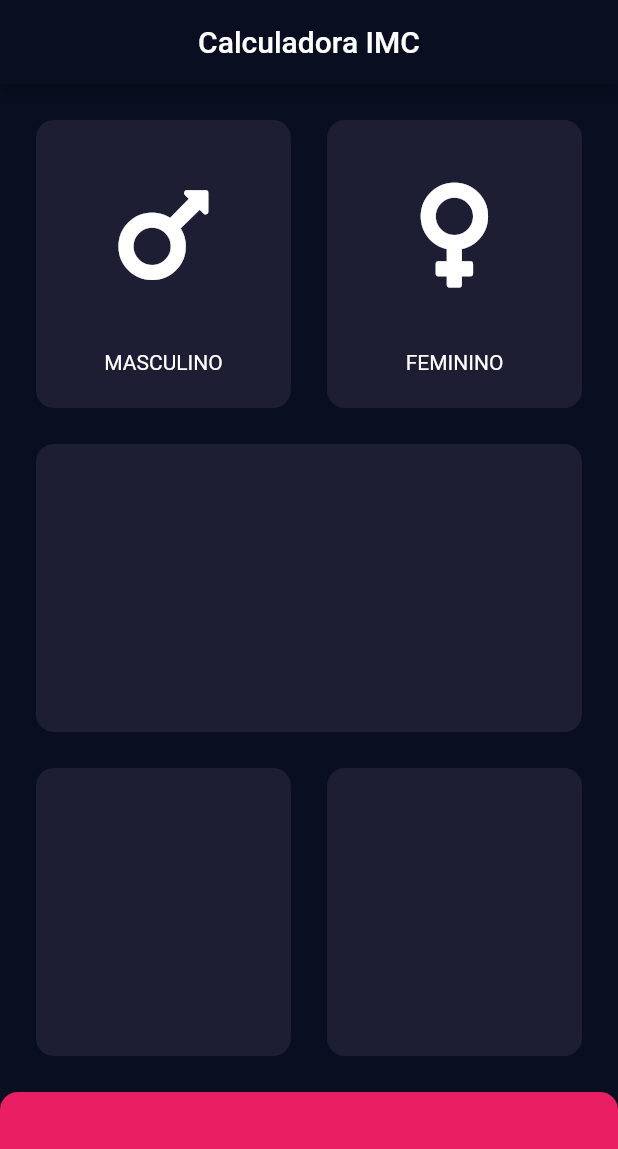
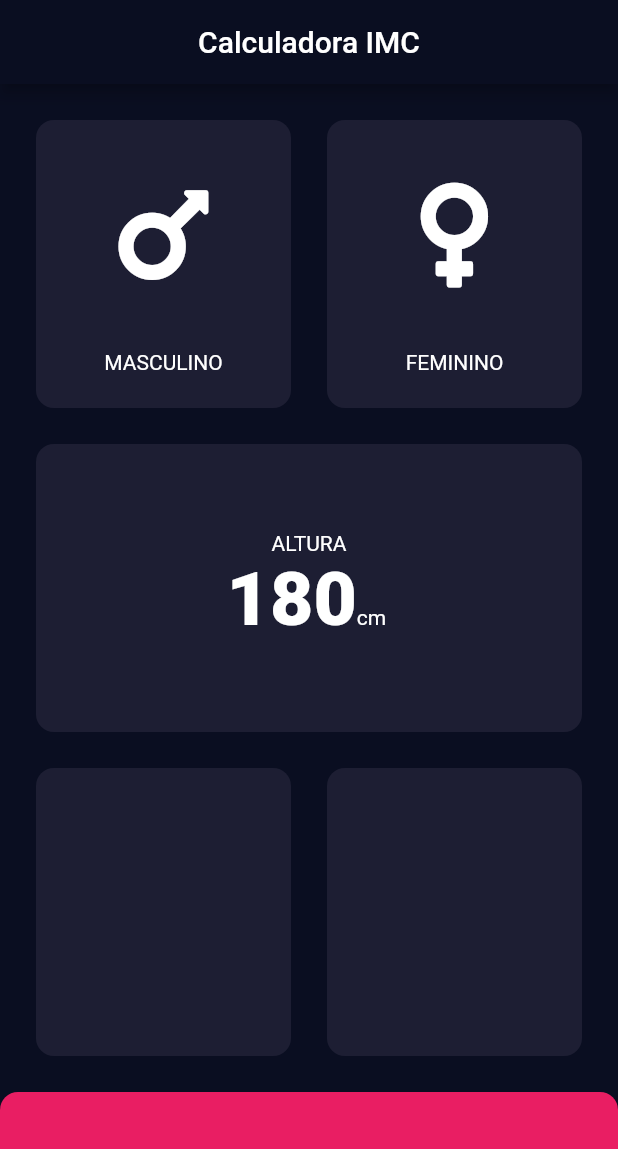
Before and after one commit to lucasliet/Calculadora-IMC, a Flutter app: the screen it shows after launch, on a phone screen of 412 x 824 dp. Shown: the top 1149 px of the screen. Run offline on Flutter 3.47's test engine with Material 2 defaults, Android fonts, the phone set to English and light mode, and no system bars; our stand-ins replace font_awesome_flutter.

Commit message:
altura_start

```diff
--- a/lib/main.dart
+++ b/lib/main.dart
@@ -11,7 +11,7 @@ class IMCapp extends StatelessWidget {
       theme: ThemeData.dark().copyWith(
         primaryColor: Color(0xFF0A0E21),
         scaffoldBackgroundColor: Color(0xFF0a0E21),
-        accentColor: Colors.pink[500]
+        accentColor: Colors.cyanAccent,
       ),
       home: InputPage()
     );
--- a/lib/widgets/card.dart
+++ b/lib/model/card.dart
@@ -2,11 +2,11 @@ import 'package:flutter/material.dart';
 
 class CustomCard extends StatelessWidget {
   final Color color;
-  final Widget content;
+  final Widget child;
   final Function onPress;
 
   const CustomCard(
-      {@required this.color, this.content, @required this.onPress}
+      {@required this.color, this.child, this.onPress}
     );
 
   @override
@@ -19,7 +19,7 @@ class CustomCard extends StatelessWidget {
           color: this.color,
           borderRadius: BorderRadius.circular(12),
         ),
-        child: content,
+        child: child,
       ),
     );
   }
--- a/lib/pages/input_page.dart
+++ b/lib/pages/input_page.dart
@@ -1,10 +1,14 @@
 import 'package:flutter/material.dart';
 import 'package:font_awesome_flutter/font_awesome_flutter.dart';
-import 'package:calculadora_imc/widgets/card.dart';
-import 'package:calculadora_imc/widgets/labeled_icon.dart';
+import 'package:calculadora_imc/model/card.dart';
+import 'package:calculadora_imc/model/labeled_icon.dart';
 
 const _cardColor = Color(0xFF1D1E33);
-const _activeCardColor = Color(0xFF111328);
+const _activeCardColor = Colors.green;
+const _cardTextStyle = TextStyle(
+    fontSize: 50,
+    fontWeight: FontWeight.w900,
+);
 enum Gender{
   male,
   female,
@@ -17,6 +21,7 @@ class InputPage extends StatefulWidget {
 
 class _InputPageState extends State<InputPage> {
   Gender _gender;
+  int height = 180;
 
   @override
   Widget build(BuildContext context) {
@@ -32,6 +37,7 @@ class _InputPageState extends State<InputPage> {
             child: Padding(
               padding: const EdgeInsets.all(12.0),
               child: Column(
+                crossAxisAlignment: CrossAxisAlignment.stretch,
                 children: <Widget>[
                   Expanded(
                     child: Row(
@@ -40,16 +46,16 @@ class _InputPageState extends State<InputPage> {
                           child: CustomCard(
                             onPress: () => setState(() => _gender = Gender.male),
                             color: _gender == Gender.male ? _activeCardColor : _cardColor,
-                            content: IconLabel(
+                            child: IconLabel(
                                 icon: FontAwesomeIcons.mars,
                                 label: 'MASCULINO'),
                           ),
                         ),
                         Expanded(
                           child: CustomCard(
-                            onPress: () => setState(() => _gender = Gender.female),
+                            onPress:  () => setState(() => _gender = Gender.female),
                             color: _gender == Gender.female ? _activeCardColor : _cardColor,
-                            content: IconLabel(
+                            child: IconLabel(
                                 icon: FontAwesomeIcons.venus,
                                 label: 'FEMININO'),
                           ),
@@ -58,7 +64,27 @@ class _InputPageState extends State<InputPage> {
                     ),
                   ),
                   Expanded(
-                    child: CustomCard(color: _cardColor),
+                    child: CustomCard(
+                      color: _cardColor,
+                      child: Column(
+                       mainAxisAlignment: MainAxisAlignment.center,
+                       children: <Widget>[
+                         Text('ALTURA', style: TextStyle(fontSize: 14)),
+                         Row(
+                           mainAxisAlignment: MainAxisAlignment.center,
+                           crossAxisAlignment: CrossAxisAlignment.baseline,
+                           textBaseline: TextBaseline.alphabetic,
+                           children: <Widget>[
+                             Text(
+                               height.toString(),
+                               style: _cardTextStyle,
+                             ),
+                             Text('cm '),
+                           ],
+                         )
+                       ],
+                      )
+                    ),
                   ),
                   Expanded(
                     child: Row(
@@ -79,7 +105,7 @@ class _InputPageState extends State<InputPage> {
           Expanded(
             child: Container(
               decoration: BoxDecoration(
-                  color: Colors.pink[500],
+                  color: Colors.pink,
                   borderRadius:
                       BorderRadius.vertical(top: Radius.circular(12))),
             ),
```
Also changed, not shown: lib/model/labeled_icon.dart (renamed from lib/widgets/labeled_icon.dart).
